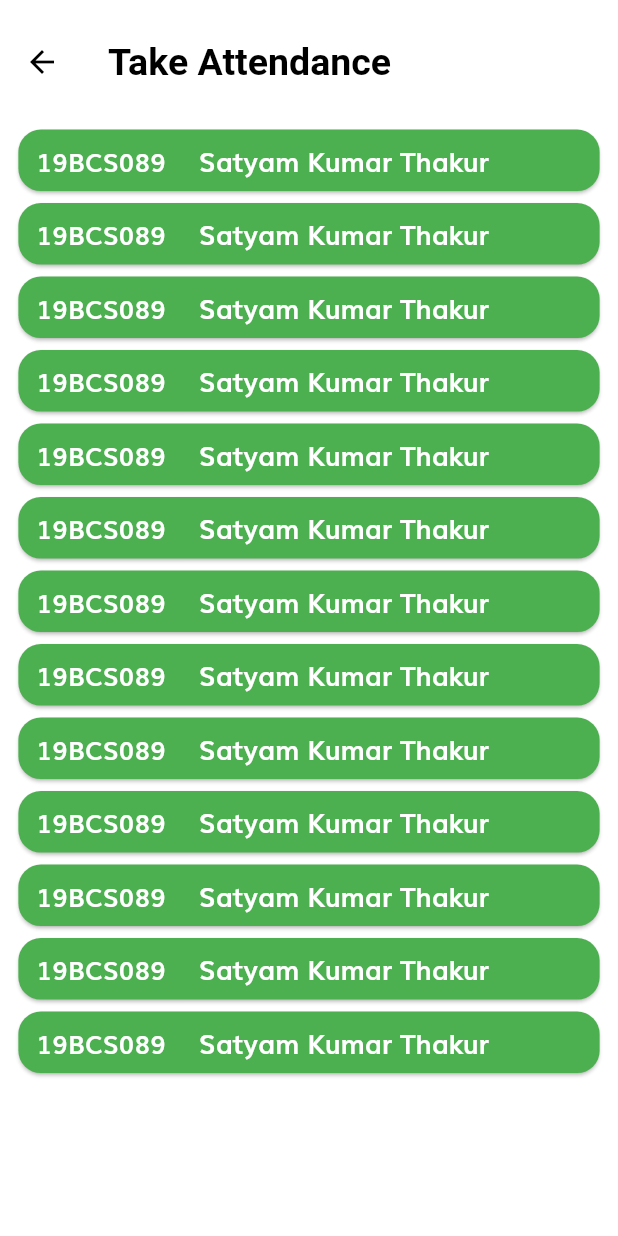
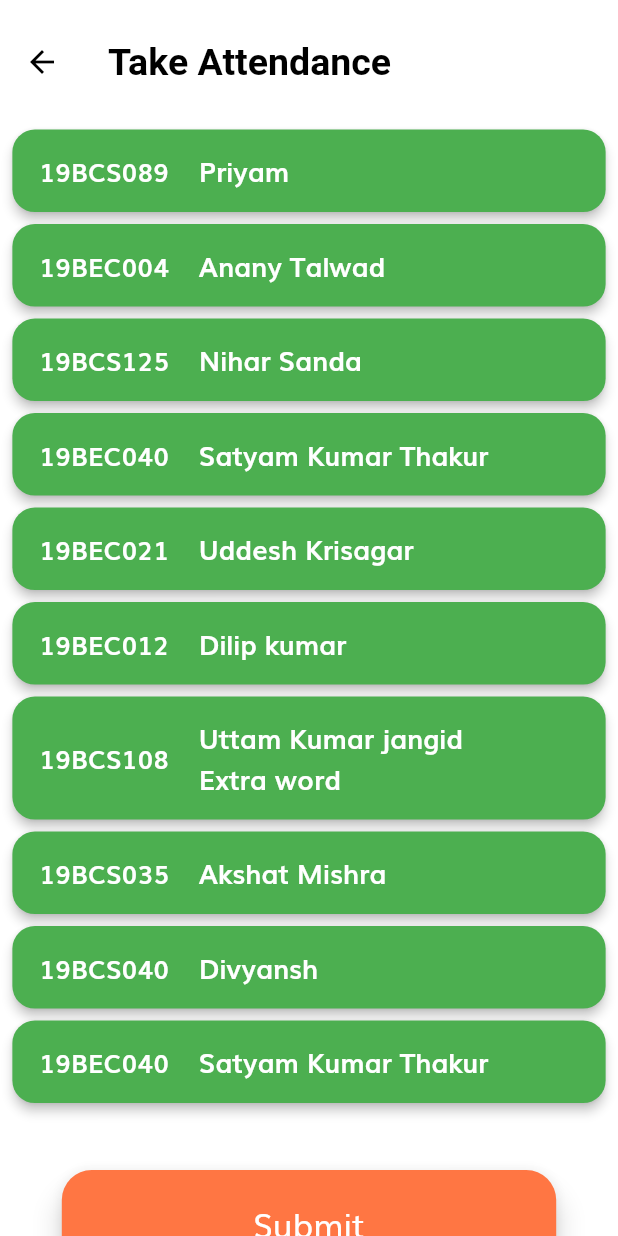
Before and after one commit to Chevronner/Attendance-Management-App, a Flutter app: the TakeAttendanceScreen screen opened by its route, on a phone screen of 412 x 824 dp. Run offline on Flutter 3.47's test engine with Material 2 defaults, Android fonts, the phone set to English and light mode, and no system bars; our stand-ins replace flutter_svg, font_awesome_flutter, shared_preferences, table_calendar; accounts and stored records are empty.

Commit message:
fixed some problems

```diff
--- a/lib/components/student_card.dart
+++ /dev/null
@@ -1,73 +0,0 @@
-import 'package:flutter/material.dart';
-import '../size_config.dart';
-
-class StudentCard extends StatefulWidget {
-  final String name;
-  StudentCard({
-    Key key,
-    @required this.name,
-  }) : super(key: key);
-
-  @override
-  _StudentCardState createState() => _StudentCardState();
-}
-
-class _StudentCardState extends State<StudentCard> {
-  @override
-  Widget build(BuildContext context) {
-    bool pressAttention = true;
-    return Padding(
-      padding: const EdgeInsets.symmetric(
-        vertical: 0.0,
-        horizontal: 5.0,
-      ),
-      child: Container(
-        // height: getProportionateScreenHeight(100),
-        width: getProportionateScreenWidth(360),
-        child: Card(
-          shape: RoundedRectangleBorder(
-            borderRadius: BorderRadius.circular(15.0),
-          ),
-          color: pressAttention ? Colors.green : Colors.red,
-          child: Padding(
-            padding: const EdgeInsets.symmetric(
-              vertical: 7.0,
-              horizontal: 12.0,
-            ),
-            child: Row(
-              crossAxisAlignment: CrossAxisAlignment.center,
-              // mainAxisAlignment: MainAxisAlignment.center,
-              children: [
-                Flexible(
-                  flex: 2,
-                  child: Text(
-                    "19BCS089",
-                    style: TextStyle(
-                      fontSize: 17.0,
-                      color: Colors.white,
-                      fontWeight: FontWeight.bold,
-                    ),
-                  ),
-                ),
-                SizedBox(
-                  width: getProportionateScreenWidth(20),
-                ),
-                Flexible(
-                  flex: 4,
-                  child: Text(
-                    "Satyam Kumar Thakur",
-                    style: TextStyle(
-                      fontSize: 18.0,
-                      color: Colors.white,
-                      fontWeight: FontWeight.bold,
-                    ),
-                  ),
-                ),
-              ],
-            ),
-          ),
-        ),
-      ),
-    );
-  }
-}
--- a/lib/screens/add_attendance/components/body.dart
+++ b/lib/screens/add_attendance/components/body.dart
@@ -1,6 +1,7 @@
+import 'package:checkbox/components/custom_button.dart';
+import 'package:checkbox/constants.dart';
 import 'package:flutter/material.dart';
 import 'package:checkbox/size_config.dart';
-import 'package:checkbox/components/student_card.dart';
 
 class Body extends StatefulWidget {
   @override
@@ -8,6 +9,15 @@ class Body extends StatefulWidget {
 }
 
 class _BodyState extends State<Body> {
+  bool checkedValue = false;
+  bool pressAttention = true;
+
+  void printList() {
+    print(studentNames);
+    print(registrationNumber);
+    print(attendanceValue);
+  }
+
   @override
   Widget build(BuildContext context) {
     return SafeArea(
@@ -20,42 +30,60 @@ class _BodyState extends State<Body> {
             children: [
               StudentCard(
                 name: "Priyam",
+                registrationNo: "19BCS089",
               ),
               StudentCard(
-                name: "Priyam",
+                name: "Anany Talwad",
+                registrationNo: "19BEC004",
               ),
               StudentCard(
-                name: "Priyam",
-              ),
-              StudentCard(
-                name: "Priyam",
-              ),
-              StudentCard(
-                name: "Priyam",
-              ),
-              StudentCard(
-                name: "Priyam",
-              ),
-              StudentCard(
-                name: "Priyam",
-              ),
-              StudentCard(
-                name: "Priyam",
-              ),
-              StudentCard(
-                name: "Priyam",
-              ),
-              StudentCard(
-                name: "Priyam",
-              ),
-              StudentCard(
-                name: "Priyam",
-              ),
-              StudentCard(
-                name: "Priyam",
+                name: "Nihar Sanda",
+                registrationNo: "19BCS125",
               ),
               StudentCard(
                 name: "Satyam Kumar Thakur",
+                registrationNo: "19BEC040",
+              ),
+              StudentCard(
+                name: "Uddesh Krisagar",
+                registrationNo: "19BEC021",
+              ),
+              StudentCard(
+                name: "Dilip kumar",
+                registrationNo: "19BEC012",
+              ),
+              StudentCard(
+                name: "Uttam Kumar jangid Extra word",
+                registrationNo: "19BCS108",
+              ),
+              StudentCard(
+                name: "Akshat Mishra",
+                registrationNo: "19BCS035",
+              ),
+              StudentCard(
+                name: "Divyansh",
+                registrationNo: "19BCS040",
+              ),
+              StudentCard(
+                name: "Satyam Kumar Thakur",
+                registrationNo: "19BEC040",
+              ),
+              SizedBox(
+                height: getProportionateScreenHeight(20.0),
+              ),
+              SizedBox(
+                height: getProportionateScreenHeight(20.0),
+              ),
+              CustomButton(
+                text: "Submit",
+                press: () {
+                  print("Successful");
+                  printList();
+                  Navigator.pop(context);
+                },
+              ),
+              SizedBox(
+                height: getProportionateScreenHeight(20.0),
               ),
             ],
           ),
@@ -64,3 +92,109 @@ class _BodyState extends State<Body> {
     );
   }
 }
+
+List<String> studentNames = [];
+List<String> registrationNumber = [];
+List<String> attendanceValue = [];
+
+class StudentCard extends StatefulWidget {
+  final String name;
+  final String registrationNo;
+  StudentCard({
+    Key key,
+    this.name,
+    this.registrationNo,
+  }) : super(key: key);
+  @override
+  _StudentCardState createState() => _StudentCardState();
+}
+
+class _StudentCardState extends State<StudentCard> {
+  bool pressAttention = true;
+  int index;
+
+  void printList() {
+    print(studentNames);
+    print(registrationNumber);
+    print(attendanceValue);
+  }
+
+  @override
+  Widget build(BuildContext context) {
+    return Padding(
+      padding: const EdgeInsets.symmetric(
+        vertical: 4.0,
+        horizontal: 5.0,
+      ),
+      child: Container(
+        // height: getProportionateScreenHeight(100),
+        width: getProportionateScreenWidth(360),
+
+        child: TextButton(
+          style: TextButton.styleFrom(
+            shape: RoundedRectangleBorder(
+              borderRadius: BorderRadius.circular(15.0),
+            ),
+            backgroundColor: pressAttention ? Colors.green : Colors.red,
+            elevation: 3.0,
+          ),
+          onPressed: () {
+            setState(() {
+              pressAttention = !pressAttention;
+            });
+            print(widget.registrationNo +
+                "   " +
+                widget.name +
+                "   " +
+                pressAttention.toString());
+
+            if (registrationNumber.contains(widget.registrationNo)) {
+              index = registrationNumber.indexOf(widget.registrationNo);
+              attendanceValue[index] = pressAttention.toString();
+            } else {
+              studentNames.add(widget.name);
+              registrationNumber.add(widget.registrationNo);
+              attendanceValue.add(pressAttention.toString());
+            }
+          },
+          child: Padding(
+            padding: const EdgeInsets.symmetric(
+              vertical: 6.0,
+              horizontal: 10.0,
+            ),
+            child: Row(
+              crossAxisAlignment: CrossAxisAlignment.center,
+              children: [
+                Flexible(
+                  flex: 2,
+                  child: Text(
+                    widget.registrationNo,
+                    style: TextStyle(
+                      fontSize: 17.0,
+                      color: Colors.white,
+                      fontWeight: FontWeight.bold,
+                    ),
+                  ),
+                ),
+                SizedBox(
+                  width: getProportionateScreenWidth(18),
+                ),
+                Flexible(
+                  flex: 4,
+                  child: Text(
+                    widget.name,
+                    style: TextStyle(
+                      fontSize: 18.0,
+                      color: Colors.white,
+                      fontWeight: FontWeight.bold,
+                    ),
+                  ),
+                ),
+              ],
+            ),
+          ),
+        ),
+      ),
+    );
+  }
+}
--- a/pubspec.yaml
+++ b/pubspec.yaml
@@ -33,6 +33,7 @@ dependencies:
   font_awesome_flutter: ^8.11.0
   table_calendar: ^2.3.3
   shared_preferences: ^0.5.12+4
+  http: ^0.13.1
 
 dev_dependencies:
   flutter_test:
```
Also changed, not shown: lib/classes/createAttendance.dart (added, +65 -0 lines), lib/test.dart (added), pubspec.lock.
